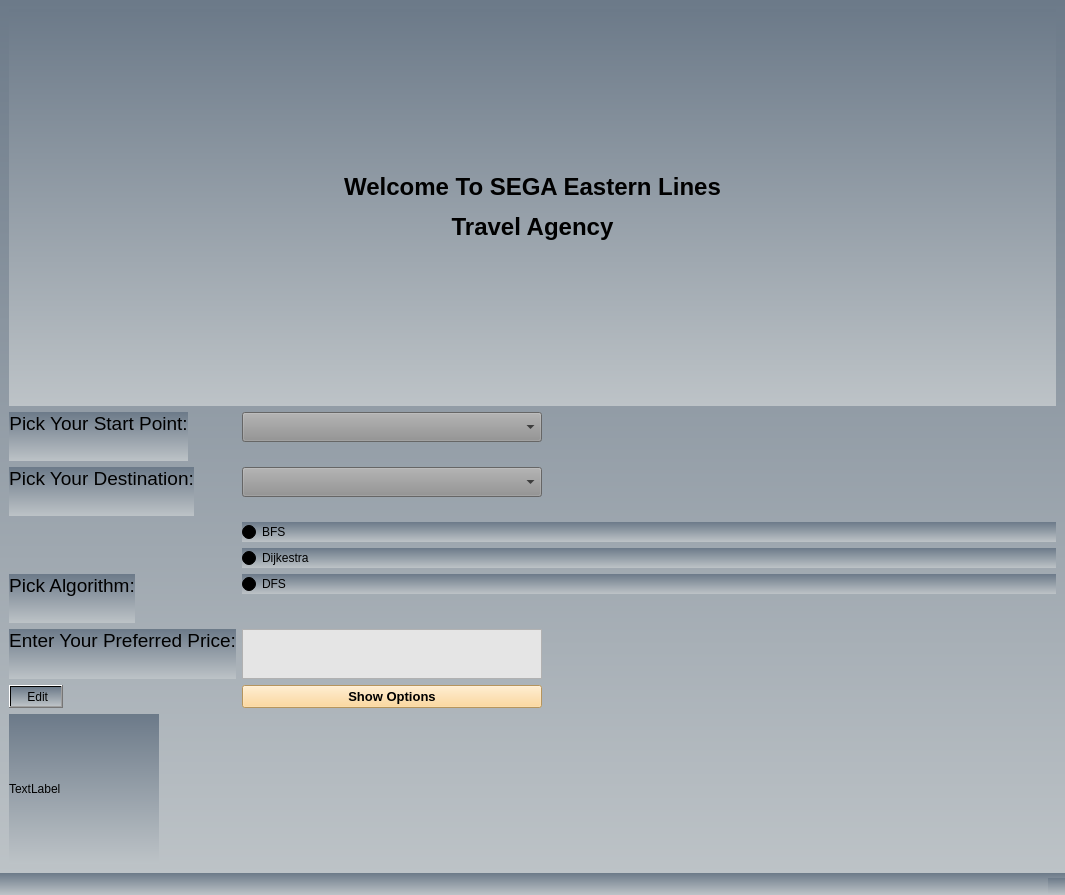
Above: GuideMe/mainwindow.ui from YoussefAhmed488/GuideMe before the change. Below: the same form after it.
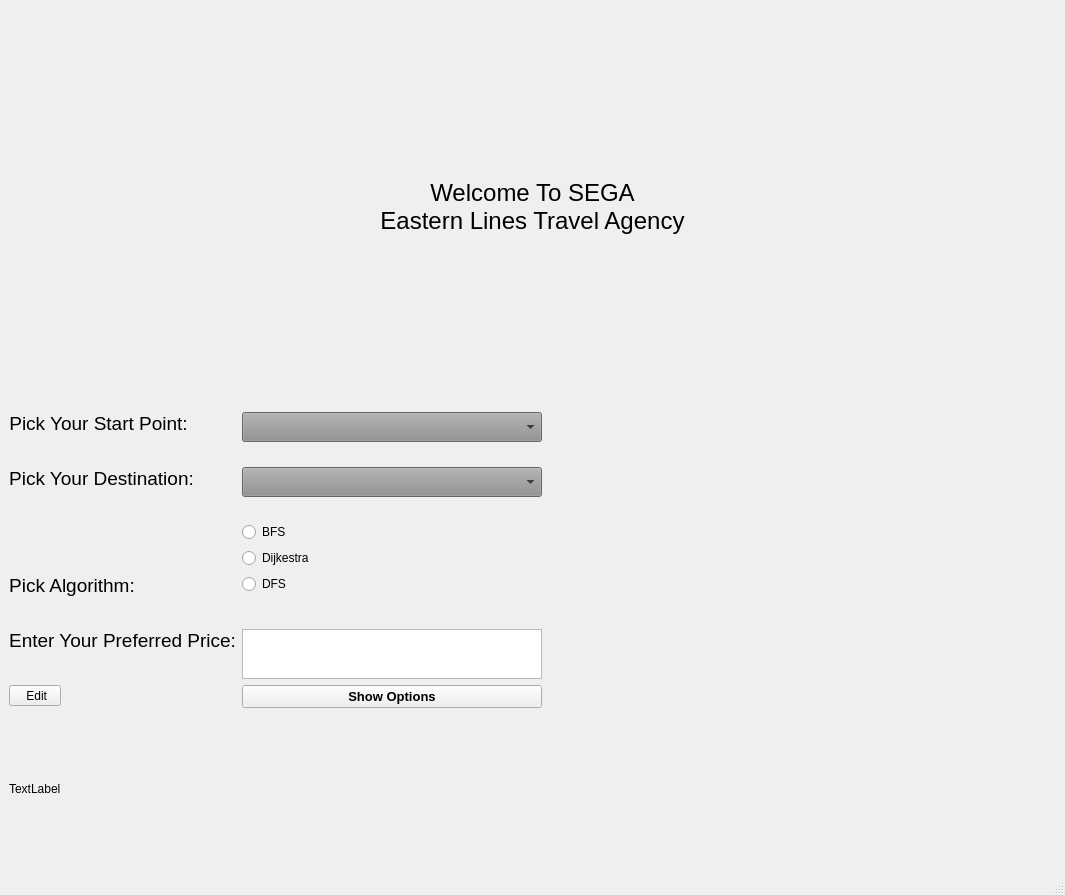
That is the form after the change.

```diff
--- a/GuideMe/mainwindow.ui
+++ b/GuideMe/mainwindow.ui
@@ -26,7 +26,7 @@
    <string>MainWindow</string>
   </property>
   <property name="styleSheet">
-   <string notr="true">background-color: qlineargradient(x1: 0, y1: 0, x2: 0, y2: 1, stop: 0 #6c7a89, stop: 1 #bdc3c7);</string>
+   <string notr="true"/>
   </property>
   <widget class="QWidget" name="centralwidget">
    <layout class="QFormLayout" name="formLayout">
@@ -42,18 +42,21 @@
        <string notr="true"/>
       </property>
       <property name="text">
-       <string>&lt;html&gt;&lt;head/&gt;&lt;body&gt;&lt;p align=&quot;center&quot;&gt;&lt;span style=&quot; font-size:18pt; font-weight:700;&quot;&gt;Welcome To SEGA Eastern Lines&lt;/span&gt;&lt;/p&gt;&lt;p align=&quot;center&quot;&gt;&lt;span style=&quot; font-size:18pt; font-weight:700;&quot;&gt;Travel Agency&lt;/span&gt;&lt;/p&gt;&lt;/body&gt;&lt;/html&gt;</string>
+       <string>&lt;html&gt;&lt;head/&gt;&lt;body&gt;&lt;p align=&quot;center&quot;&gt;&lt;span style=&quot; font-size:18pt;&quot;&gt;Welcome To SEGA&lt;br/&gt;Eastern Lines Travel Agency&lt;/span&gt;&lt;/p&gt;&lt;/body&gt;&lt;/html&gt;</string>
       </property>
      </widget>
     </item>
-    <item row="2" column="0">
+    <item row="1" column="0">
      <widget class="QLabel" name="label_2">
+      <property name="styleSheet">
+       <string notr="true">font: 9pt &quot;SEGA LOGO FONT&quot;;</string>
+      </property>
       <property name="text">
        <string>&lt;html&gt;&lt;head/&gt;&lt;body&gt;&lt;p align=&quot;center&quot;&gt;&lt;span style=&quot; font-size:14pt;&quot;&gt;Pick Your Start Point:&lt;/span&gt;&lt;/p&gt;&lt;p align=&quot;center&quot;&gt;&lt;/p&gt;&lt;/body&gt;&lt;/html&gt;</string>
       </property>
      </widget>
     </item>
-    <item row="2" column="1">
+    <item row="1" column="1">
      <widget class="QComboBox" name="StartCombo">
       <property name="maximumSize">
        <size>
@@ -66,14 +69,17 @@
       </property>
      </widget>
     </item>
-    <item row="4" column="0">
+    <item row="3" column="0">
      <widget class="QLabel" name="label_3">
+      <property name="styleSheet">
+       <string notr="true">font: 9pt &quot;SEGA LOGO FONT&quot;;</string>
+      </property>
       <property name="text">
        <string>&lt;html&gt;&lt;head/&gt;&lt;body&gt;&lt;p align=&quot;center&quot;&gt;&lt;span style=&quot; font-size:14pt;&quot;&gt;Pick Your Destination:&lt;/span&gt;&lt;/p&gt;&lt;p align=&quot;center&quot;&gt;&lt;/p&gt;&lt;/body&gt;&lt;/html&gt;</string>
       </property>
      </widget>
     </item>
-    <item row="4" column="1">
+    <item row="3" column="1">
      <widget class="QComboBox" name="DestinationCombo">
       <property name="maximumSize">
        <size>
@@ -86,35 +92,57 @@
       </property>
      </widget>
     </item>
-    <item row="10" column="1">
+    <item row="9" column="1">
      <widget class="QRadioButton" name="BfsRB">
+      <property name="styleSheet">
+       <string notr="true">font: 9pt &quot;SEGA LOGO FONT&quot;;</string>
+      </property>
       <property name="text">
        <string>BFS</string>
       </property>
      </widget>
     </item>
-    <item row="12" column="0">
+    <item row="10" column="1">
+     <widget class="QRadioButton" name="radioButton">
+      <property name="styleSheet">
+       <string notr="true">font: 9pt &quot;SEGA LOGO FONT&quot;;</string>
+      </property>
+      <property name="text">
+       <string>Dijkestra</string>
+      </property>
+     </widget>
+    </item>
+    <item row="11" column="0">
      <widget class="QLabel" name="AlgoLabel">
+      <property name="styleSheet">
+       <string notr="true">font: 9pt &quot;SEGA LOGO FONT&quot;;</string>
+      </property>
       <property name="text">
        <string>&lt;html&gt;&lt;head/&gt;&lt;body&gt;&lt;p align=&quot;center&quot;&gt;&lt;span style=&quot; font-size:14pt;&quot;&gt;Pick Algorithm:&lt;/span&gt;&lt;/p&gt;&lt;p align=&quot;center&quot;&gt;&lt;/p&gt;&lt;/body&gt;&lt;/html&gt;</string>
       </property>
      </widget>
     </item>
-    <item row="12" column="1">
+    <item row="11" column="1">
      <widget class="QRadioButton" name="DfsRB">
+      <property name="styleSheet">
+       <string notr="true">font: 9pt &quot;SEGA LOGO FONT&quot;;</string>
+      </property>
       <property name="text">
        <string>DFS</string>
       </property>
      </widget>
     </item>
-    <item row="19" column="0">
+    <item row="18" column="0">
      <widget class="QLabel" name="label">
+      <property name="styleSheet">
+       <string notr="true">font: 9pt &quot;SEGA LOGO FONT&quot;;</string>
+      </property>
       <property name="text">
        <string>&lt;html&gt;&lt;head/&gt;&lt;body&gt;&lt;p align=&quot;center&quot;&gt;&lt;span style=&quot; font-size:14pt;&quot;&gt;Enter Your Preferred Price:&lt;/span&gt;&lt;/p&gt;&lt;p align=&quot;center&quot;&gt;&lt;/p&gt;&lt;/body&gt;&lt;/html&gt;</string>
       </property>
      </widget>
     </item>
-    <item row="19" column="1">
+    <item row="18" column="1">
      <widget class="QTextEdit" name="priceEdit">
       <property name="sizePolicy">
        <sizepolicy hsizetype="Fixed" vsizetype="Expanding">
@@ -134,11 +162,21 @@
        </font>
       </property>
       <property name="styleSheet">
-       <string notr="true">background-color: rgb(229, 229, 229);</string>
+       <string notr="true"/>
       </property>
      </widget>
     </item>
-    <item row="26" column="1">
+    <item row="24" column="0">
+     <widget class="QToolButton" name="editButton">
+      <property name="styleSheet">
+       <string notr="true"/>
+      </property>
+      <property name="text">
+       <string>   Edit  </string>
+      </property>
+     </widget>
+    </item>
+    <item row="24" column="1">
      <widget class="QPushButton" name="pushButton">
       <property name="maximumSize">
        <size>
@@ -153,14 +191,14 @@
        </font>
       </property>
       <property name="styleSheet">
-       <string notr="true">background-color: rgb(255, 209, 130);</string>
+       <string notr="true"/>
       </property>
       <property name="text">
        <string>Show Options</string>
       </property>
      </widget>
     </item>
-    <item row="27" column="0">
+    <item row="25" column="0">
      <widget class="QLabel" name="pic_label">
       <property name="minimumSize">
        <size>
@@ -179,20 +217,6 @@
       </property>
      </widget>
     </item>
-    <item row="11" column="1">
-     <widget class="QRadioButton" name="radioButton">
-      <property name="text">
-       <string>Dijkestra</string>
-      </property>
-     </widget>
-    </item>
-    <item row="26" column="0">
-     <widget class="QToolButton" name="editButton">
-      <property name="text">
-       <string>   Edit  </string>
-      </property>
-     </widget>
-    </item>
    </layout>
   </widget>
   <widget class="QMenuBar" name="menubar">
```
Left out of the diff: 4 changed lines with no effect on the pictures.
